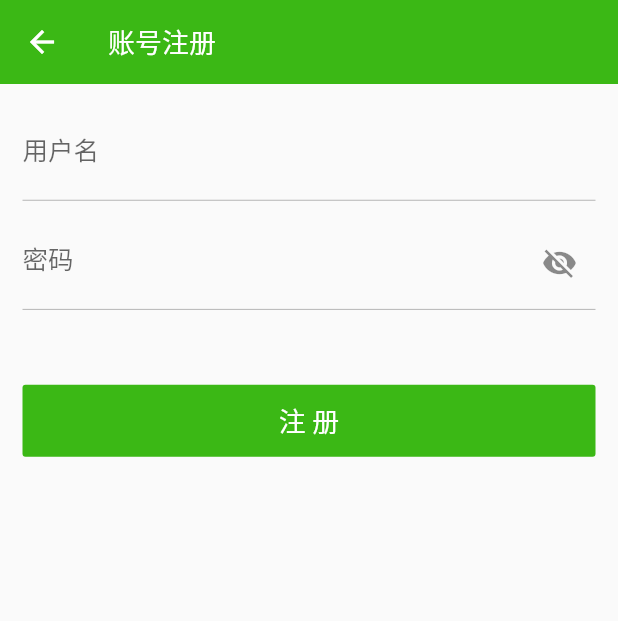
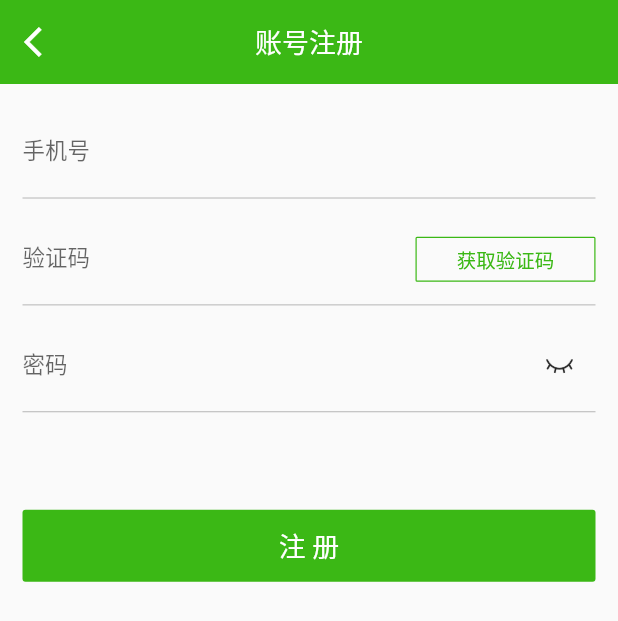
Before and after one commit to iotjin/jh_flutter_demo, a Flutter app: the RegisterPage screen opened by its route, on a phone screen of 412 x 824 dp. Shown: the top 621 px of the screen. Run offline on Flutter 3.47's test engine with Material 2 defaults, Android fonts, the phone set to English and light mode, and no system bars; drawn by our look-alikes of keyboard_actions, oktoast; our stand-ins replace cached_network_image, date_format, device_info, dio, flutter_easyrefresh, flutter_screenutil and 5 more; missing offline and left inert: flui, flutter_picker, flutter_progress_dialog, jhtoast, photo, photo_manager.

Commit message:
fix JhForm

```diff
--- a/lib/JhTools/JhForm/jhFormInputCell.dart
+++ b/lib/JhTools/JhForm/jhFormInputCell.dart
@@ -105,6 +105,7 @@ class _JhFormInputCellState extends State<JhFormInputCell> {
             Row(
                 crossAxisAlignment:widget.topAlign==true ?CrossAxisAlignment.start:CrossAxisAlignment.center,
                 children: <Widget>[
+                  widget.leftWidget!=null?widget.leftWidget:Container(),
                   Container(width:_starW, padding: EdgeInsets.fromLTRB(0, widget.topAlign==true?_topSpace:0, 0, 0),
                     child: Text(widget.showRedStar ? "*":" ", style: TextStyle(fontSize: 18.0,color: Colors.red)),
                   ),
@@ -114,7 +115,6 @@ class _JhFormInputCellState extends State<JhFormInputCell> {
                     Container(width: widget.space-_starW, padding: EdgeInsets.fromLTRB(0, widget.topAlign==true?_topSpace:0, 0, 0),
                       child: Text(widget.title, style: widget.titleStyle)),
                   ),
-                  widget.leftWidget!=null?widget.leftWidget:Container(),
                   Expanded(
                       child:
                       JhTextField(
--- a/lib/JhTools/JhForm/jhFormSelectCell.dart
+++ b/lib/JhTools/JhForm/jhFormSelectCell.dart
@@ -102,6 +102,7 @@ class _JhFormSelectCellState extends State<JhFormSelectCell> {
               Row(
                   crossAxisAlignment:widget.topAlign==true ?CrossAxisAlignment.start:CrossAxisAlignment.center,
                   children: <Widget>[
+                    widget.leftWidget!=null?widget.leftWidget:Container(),
                     Container(width:_starW, padding: EdgeInsets.fromLTRB(0, widget.topAlign==true?_topSpace:0, 0, 0),
                       child: Text(widget.showRedStar ? "*":" ", style: TextStyle(fontSize: 18.0,color: Colors.red)),
                     ),
@@ -111,7 +112,6 @@ class _JhFormSelectCellState extends State<JhFormSelectCell> {
                       Container(width: widget.space-_starW, padding: EdgeInsets.fromLTRB(0, widget.topAlign==true?_topSpace:0, 0, 0),
                         child: Text(widget.title, style: widget.titleStyle),),
                     ),
-                    widget.leftWidget!=null?widget.leftWidget:Container(),
                     Expanded(
                         child:
                         JhTextField(
--- a/lib/JhTools/JhForm/jhLoginTextField.dart
+++ b/lib/JhTools/JhForm/jhLoginTextField.dart
@@ -18,6 +18,7 @@ class JhLoginTextField extends StatefulWidget {
 
   final String text;
   final String hintText;
+  final String labelText;//top提示文字
   final TextInputType keyboardType;
   final FocusNode focusNode;
   final bool isPwd; //是否是密码，默认不是
@@ -35,6 +36,7 @@ class JhLoginTextField extends StatefulWidget {
     this.text: '',
     this.keyboardType: TextInputType.text,
     this.hintText: '',
+    this.labelText,
     this.focusNode,
     this.isPwd = false,
     this.leftWidget,
@@ -118,6 +120,7 @@ class _JhLoginTextFieldState extends State<JhLoginTextField> {
 //            [WhitelistingTextInputFormatter(RegExp('[0-9]'))] : [BlacklistingTextInputFormatter(RegExp('[\u4e00-\u9fa5]'))],
             inputFormatters: widget.inputFormatters!=null ?widget.inputFormatters:[LengthLimitingTextInputFormatter(widget.maxLength)],
             decoration: InputDecoration(
+              labelText: widget.labelText!= null ?widget.labelText: null,
               hintText:  widget.hintText,
               hintStyle: _hintTextStyle,
               focusedBorder: UnderlineInputBorder(borderSide: BorderSide(color: Theme.of(context).primaryColor, width: 0.8)),
--- a/lib/JhTools/JhForm/jhTextField.dart
+++ b/lib/JhTools/JhForm/jhTextField.dart
@@ -7,6 +7,7 @@
 
 import 'package:flutter/material.dart';
 import 'package:flutter/services.dart';
+import 'package:jh_flutter_demo/JhTools/JhForm/jhCountDownBtn.dart';
 
 const int _maxLines = 5;   //最大行数
 const int _maxLength = 100;  //最大录入长度
@@ -102,7 +103,7 @@ class _JhTextFieldState extends State<JhTextField> {
               hintText:  widget.hintText,
               hintStyle: widget.hintTextStyle,
               isDense: true,
-              contentPadding: widget.border!=InputBorder.none ?EdgeInsets.symmetric(horizontal: 5, vertical: 8):EdgeInsets.zero,
+              contentPadding: widget.border!=InputBorder.none ?EdgeInsets.symmetric(horizontal: 5, vertical: 8):EdgeInsets.fromLTRB(0, 8, 5, 8),
               border: widget.border
           ),
           onChanged: (value){
--- a/lib/demoLists/form/formInputCellTest_page.dart
+++ b/lib/demoLists/form/formInputCellTest_page.dart
@@ -2,6 +2,7 @@ import 'package:flutter/material.dart';
 import 'package:jh_flutter_demo/baseAppBar.dart';
 import 'package:jh_flutter_demo/JhTools/JhForm/jhFormInputCell.dart';
 import 'package:flutter/services.dart';
+import 'package:flutter/cupertino.dart';
 
 class FormInputCellTestPage extends StatefulWidget {
   @override
@@ -9,6 +10,8 @@ class FormInputCellTestPage extends StatefulWidget {
 }
 
 class _FormInputCellTestPageState extends State<FormInputCellTestPage> {
+
+  bool _switchSelected = false;
 
   @override
   Widget build(BuildContext context) {
@@ -49,6 +52,18 @@ class _FormInputCellTestPageState extends State<FormInputCellTestPage> {
                     rightWidget: Container(color: Colors.yellow,width: 150,height: 45,),
                     maxLength: 15,
                   ),
+
+                  JhFormInputCell(title: "左标题",hintText: '',enabled: false,
+                    rightWidget:
+                    CupertinoSwitch(
+                      value: _switchSelected,
+                      onChanged: (value) {
+                        setState(() {
+                          _switchSelected = value;
+                        });
+                      },
+                    ),
+                  ),
                   SizedBox(height: 10),
                   JhFormInputCell(title: "左标题",hintText: "设置边框,隐藏底部线",hiddenLine: true,
                     border: OutlineInputBorder(
@@ -65,6 +80,10 @@ class _FormInputCellTestPageState extends State<FormInputCellTestPage> {
                     ),
                   ),
 
+                  SizedBox(height: 10),
+
+
+
                 ],
               ),
             )
--- a/lib/demoLists/form/loginTextFeld_page.dart
+++ b/lib/demoLists/form/loginTextFeldTest_page.dart
@@ -3,7 +3,7 @@ import 'package:jh_flutter_demo/baseAppBar.dart';
 import 'package:jh_flutter_demo/JhTools/JhForm/jhLoginTextField.dart';
 import 'package:flutter/services.dart';
 import 'package:jh_flutter_demo/JhTools/widgets/jhButton.dart';
-import 'package:jhtoast/jhtoast.dart';
+import 'package:jh_flutter_demo/JhTools/JhForm/jhCountDownBtn.dart';
 
 class LoginTextFieldTestPage extends StatefulWidget {
   @override
@@ -50,7 +50,7 @@ class _LoginTextFieldTestPageState extends State<LoginTextFieldTestPage> {
                   leftWidget: Container(color: Colors.yellow,width: 50,),),
                 JhLoginTextField(hintText:'右侧自定义',rightWidget: Container(color: Colors.yellow,width: 100,height: 45,)),
                 JhLoginTextField(hintText: "请输入手机号",leftWidget: Container(width: 50,child: Center(child:Text("+86"))),keyboardType:TextInputType.phone, ),
-                JhLoginTextField(text: _name,hintText: "请输入用户名",leftWidget: Icon(Icons.person),isShowDeleteBtn: true,
+                JhLoginTextField(text: _name,hintText: "请输入用户名",labelText:'用户名',leftWidget: Icon(Icons.person),isShowDeleteBtn: true,
                   inputCallBack: (value) => _name=value
                 ),
                 JhLoginTextField(text: _pwd,hintText: "请输入密码(添加右侧密码图片)",leftWidget: Icon(Icons.lock),isShowDeleteBtn: true,
@@ -58,7 +58,16 @@ class _LoginTextFieldTestPageState extends State<LoginTextFieldTestPage> {
 
                   inputCallBack: (value) => _pwd =value
                 ),
-
+                JhLoginTextField(hintText: "验证码",maxLength: 6,
+                    keyboardType:TextInputType.number,
+                    rightWidget:
+                    JhCountDownBtn(
+                        showBorder: true,
+                        getVCode:()async {
+                          return true;
+                        }
+                    ),
+                ),
                 SizedBox(height: 50),
                 JhButton(text: "登 录",
                     onPressed:()=> _ClickOkBtn(context)
--- a/lib/login/codeLogin_page.dart
+++ b/lib/login/codeLogin_page.dart
@@ -63,13 +63,13 @@ class _CodeLoginPageState extends State<CodeLoginPage> {
                   SizedBox(height: 50),
 
                   SizedBox(height: 30),
-                  JhLoginTextField(text:_phone,hintText: "手机号",focusNode:_node1,maxLength: 11,
+                  JhLoginTextField(text:_phone,hintText: "请输入手机号",focusNode:_node1,maxLength: 11,
                       keyboardType:TextInputType.number,
                       inputCallBack: (value)=> _phone=value
                   ),
                   SizedBox(height: 10),
 
-                  JhLoginTextField(hintText: "验证码",focusNode:_node2,maxLength: 6,
+                  JhLoginTextField(hintText: "请输入验证码",focusNode:_node2,maxLength: 6,
                       keyboardType:TextInputType.number,
                       rightWidget:
                       JhCountDownBtn(
--- a/lib/login/findPwd_page.dart
+++ b/lib/login/findPwd_page.dart
@@ -159,7 +159,7 @@ class _FindPwdPageState extends State<FindPwdPage> {
 
 
     var hide =  JhToast.showLoadingText_iOS(context,
-      msg:"正在注册...",
+      msg:"正在重置...",
     );
     Future.delayed(Duration(seconds: 1),(){
 
--- a/lib/login/register_page.dart
+++ b/lib/login/register_page.dart
@@ -1,10 +1,13 @@
 import 'package:flutter/material.dart';
+import 'package:jh_flutter_demo/baseAppBar.dart';
+import 'package:keyboard_actions/keyboard_actions.dart';
+import 'package:jh_flutter_demo/JhTools/JhForm/jhKeyboardUtils.dart';
+import 'package:jh_flutter_demo/JhTools/JhForm/jhLoginTextField.dart';
+import 'package:jh_flutter_demo/JhTools/JhForm/jhCountDownBtn.dart';
 import 'package:jh_flutter_demo/JhTools/widgets/jhButton.dart';
-import 'package:jh_flutter_demo/baseTabBar.dart';
-import 'package:jh_flutter_demo/JhTools/widgets/jhForm.dart';
-import 'package:keyboard_actions/keyboard_actions.dart';
 import 'package:jhtoast/jhtoast.dart';
 import 'package:jh_flutter_demo/configs/colors.dart';
+
 
 class RegisterPage extends StatefulWidget {
   @override
@@ -13,27 +16,24 @@ class RegisterPage extends StatefulWidget {
 
 class _RegisterPageState extends State<RegisterPage> {
 
-  TextEditingController _nameController = new TextEditingController();
-  TextEditingController _pwdController = new TextEditingController();
   TextEditingController _phoneController = new TextEditingController();
   TextEditingController _codeController = new TextEditingController();
+  TextEditingController _pwdController = new TextEditingController();
 
   final FocusNode _node1 = FocusNode();
   final FocusNode _node2 = FocusNode();
   final FocusNode _node3 = FocusNode();
-  final FocusNode _node4 = FocusNode();
 
-  bool pwdShow = false; //密码是否显示明文
-  bool _nameAutoFocus = true;
+  var _phone ='';
+  var _code = '';
+  var _pwd = '';
+
+
 
   @override
   void initState() {
-    // 自动填充上次登录的用户名，填充后将焦点定位到密码输入框
-    _nameController.text = "";
-    if (_nameController.text != null) {
-      _nameAutoFocus = false;
-    }
     super.initState();
+
 
   }
 
@@ -43,15 +43,10 @@ class _RegisterPageState extends State<RegisterPage> {
     return
       Scaffold(
 
-          appBar:  AppBar(
-            title: Text("账号注册",style: TextStyle(color: Colors.white,fontSize:18),),
-            backgroundColor: KColor.kWeiXinThemeColor,
-//            backgroundColor: Colors.transparent,
-            elevation: 0,
-          ),
-
+          appBar:
+          backAppBar(context, '账号注册',),
           body:  KeyboardActions(
-            config: jhForm.getKeyboardConfig(context, [_node1,_node2]),
+            config: JhKeyboardUtils.getKeyboardConfig(context, [_node1,_node2,_node3]),
             child: _mainBody(),
           )
 
@@ -69,64 +64,36 @@ class _RegisterPageState extends State<RegisterPage> {
           Padding(
             padding: const EdgeInsets.all(15.0),
             child:  Column(
-              mainAxisAlignment: MainAxisAlignment.start,
               crossAxisAlignment: CrossAxisAlignment.start,
               children: <Widget>[
 
 //                SizedBox(height: 50),
-                TextFormField(
-                  focusNode: _node1,
-                  controller: _nameController,
-                  decoration: InputDecoration(
-                    labelText: "用户名",
-                    hintText: "请输入用户名",
-                    hintStyle: TextStyle(fontSize: 15),
-                    focusedBorder: UnderlineInputBorder(
-                        borderSide: BorderSide(
-                            color: Theme.of(context).primaryColor,
-                            width: 0.8
-                        )
-                    ),
-                    enabledBorder: UnderlineInputBorder(
-                        borderSide: BorderSide(
-                            color:  Colors.grey,
-                            width: 0.5
-                        )
-                    ),
-                  ),
+                JhLoginTextField(text:_phone,hintText: "请输入手机号",labelText:'手机号',focusNode:_node1,maxLength: 11,
+                    keyboardType:TextInputType.number,
+                    inputCallBack: (value)=> _phone=value
                 ),
                 SizedBox(height: 10),
-                TextFormField(
-                  focusNode: _node2,
-                  controller: _pwdController,
-                  decoration: InputDecoration(
-                    labelText: "密码",
-                      hintText: "请输入密码",
-                      hintStyle: TextStyle(fontSize: 15),
-                      focusedBorder: UnderlineInputBorder(
-                          borderSide: BorderSide(
-                              color: Theme.of(context).primaryColor,
-                              width: 0.8
-                          )
-                      ),
-                      enabledBorder: UnderlineInputBorder(
-                          borderSide: BorderSide(
-                              color:  Colors.grey,
-                              width: 0.5
-                          )
-                      ),
-                      suffixIcon: IconButton(
-                        icon: Icon(
-                            pwdShow ?  Icons.visibility :Icons.visibility_off),
-                        onPressed: () {
-                          setState(() {
-                            pwdShow = !pwdShow;
-                          });
-                        },
-                      )),
-                  obscureText: !pwdShow,
+
+                JhLoginTextField(hintText: "请输入验证码",labelText:'验证码',focusNode:_node2,maxLength: 6,
+                    keyboardType:TextInputType.number,
+                    rightWidget:
+                    JhCountDownBtn(
+                        showBorder: true,
+                        getVCode:()async {
+                          return true;
+                        }
+                    ),
+                    inputCallBack: (value)=> _code =value
+                ),
+                SizedBox(height: 10),
+
+                JhLoginTextField(hintText: "请输入密码",labelText:'密码',focusNode:_node3,isShowDeleteBtn: true,isPwd: true,
+                    pwdClose: 'assets/images/ic_pwd_close.png',pwdOpen: 'assets/images/ic_pwd_open.png',
+                    inputCallBack: (value)=>_pwd =value
 
                 ),
+
+                SizedBox(height: 15),
                 SizedBox(height: 50),
                 JhButton(text: "注 册",
                     onPressed: _ClickOkBtn
--- a/lib/routes/routes.dart
+++ b/lib/routes/routes.dart
@@ -51,7 +51,7 @@ import 'package:jh_flutter_demo/demoLists/alert/toast/ToastTest.dart';
 
 //表单
 import 'package:jh_flutter_demo/demoLists/form/formDemoLists_page.dart';
-import 'package:jh_flutter_demo/demoLists/form/loginTextFeld_page.dart';
+import 'package:jh_flutter_demo/demoLists/form/loginTextFeldTest_page.dart';
 import 'package:jh_flutter_demo/demoLists/form/inputTextFieldTest_page.dart';
 import 'package:jh_flutter_demo/demoLists/form/formInputCellTest_page.dart';
 import 'package:jh_flutter_demo/demoLists/form/formSelectCellTest_page.dart';
```
Also changed, not shown: 3 other files.
